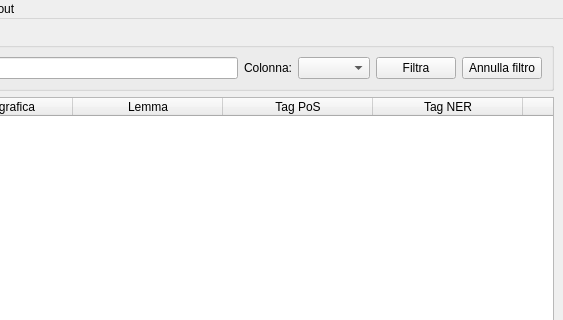
First picture: the form in forms/mainwindow.ui, repository zorbaproject/Bran, before the edit; both pictures show x 237 to 800 and y 0 to 320 of the 800 by 600 pixel window.
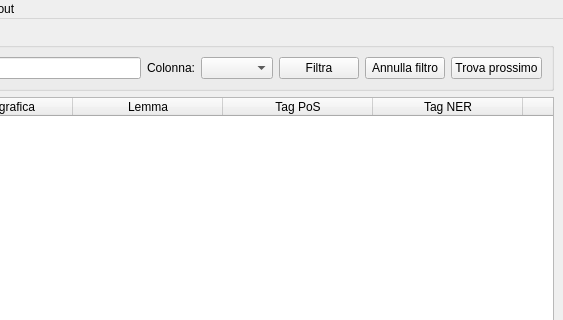
Second picture: the form after the edit.

Commit message: Trova prossimo elemento nel corpus

The edit to the form file:
```diff
--- a/forms/mainwindow.ui
+++ b/forms/mainwindow.ui
@@ -54,6 +54,13 @@
          </property>
         </widget>
        </item>
+       <item>
+        <widget class="QPushButton" name="findNext">
+         <property name="text">
+          <string>Trova prossimo</string>
+         </property>
+        </widget>
+       </item>
       </layout>
      </widget>
     </item>
```
Left out of the diff: 2 changed lines with no effect on the pictures. The commit also changes 1 other file.
